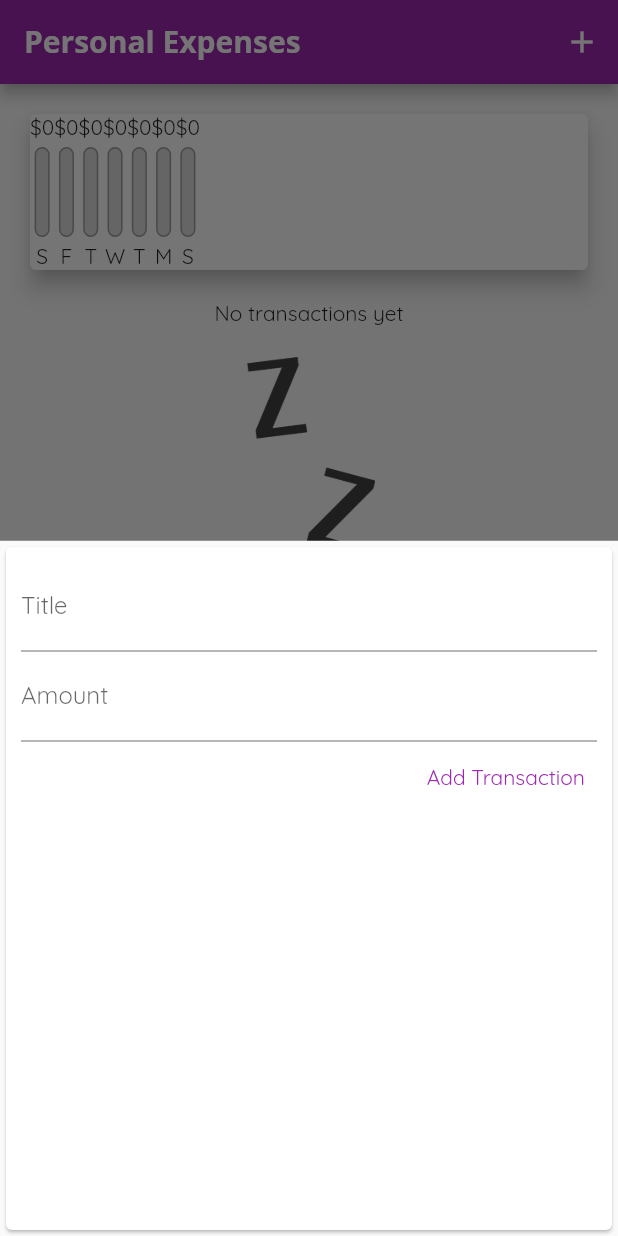
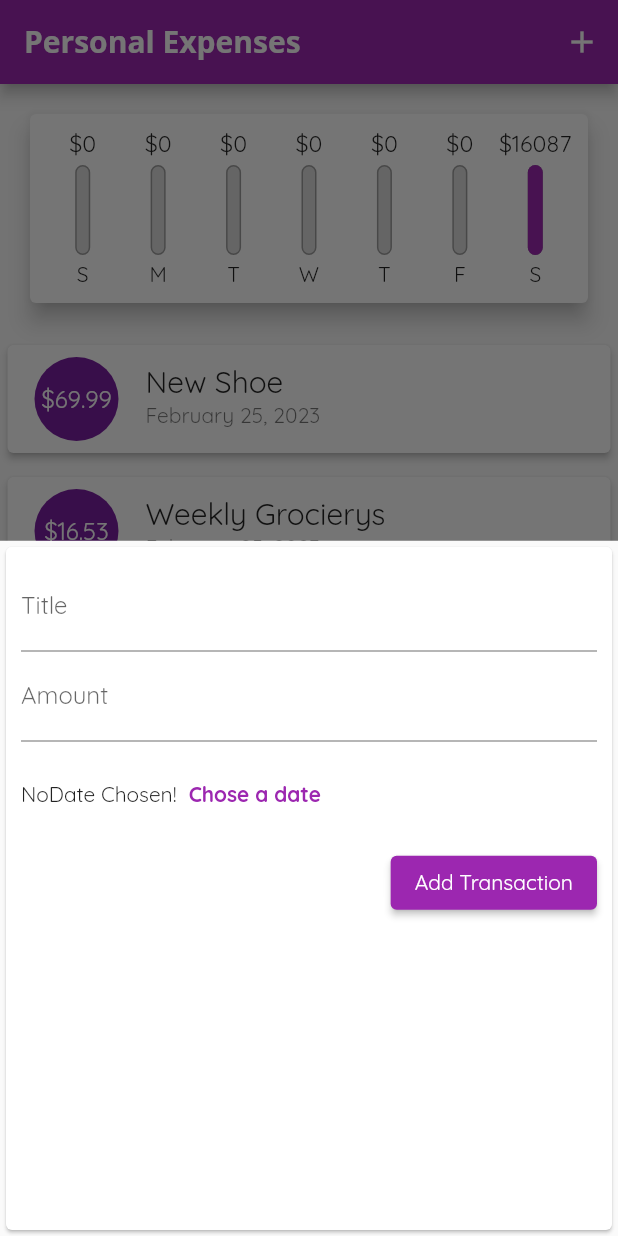
Before and after one commit to 5tigerjelly/learn_flutter_expense_app, a Flutter app: the screen it shows after launch, after a tap on the "add" icon, on a phone screen of 412 x 824 dp. Run offline on Flutter 3.47's test engine with Material 2 defaults, Android fonts, the phone set to English and light mode, and no system bars.

Commit message:
use list tile

```diff
--- a/lib/main.dart
+++ b/lib/main.dart
@@ -33,13 +33,18 @@ class MyHomePage extends StatefulWidget {
 
 class _MyHomePageState extends State<MyHomePage> {
   final List<Transaction> _userTransaction = [
-    // Transaction(
-    //     id: 't1', title: 'New Shoe', amount: 69.99, date: DateTime.now()),
-    // Transaction(
-    //     id: 't2',
-    //     title: 'Weekly Grocierys',
-    //     amount: 16.53,
-    //     date: DateTime.now())
+    Transaction(
+        id: 't1', title: 'New Shoe', amount: 69.99, date: DateTime.now()),
+    Transaction(
+        id: 't2',
+        title: 'Weekly Grocierys',
+        amount: 16.53,
+        date: DateTime.now()),
+    Transaction(
+        id: 't2',
+        title: 'Weekly Grocierys',
+        amount: 16000.53,
+        date: DateTime.now())
   ];
 
   List<Transaction> get _recentTransactions {
--- a/lib/widgets/chart.dart
+++ b/lib/widgets/chart.dart
@@ -27,7 +27,7 @@ class Chart extends StatelessWidget {
         'day': DateFormat.E().format(weekDay).substring(0, 1),
         'amount': totalSum,
       };
-    });
+    }).reversed.toList();
   }
 
   double get maxSpending {
@@ -41,17 +41,22 @@ class Chart extends StatelessWidget {
     return Card(
       elevation: 6,
       margin: EdgeInsets.all(20),
+      child: Padding(
+        padding: EdgeInsets.all(10),
         child: Row(
+            mainAxisAlignment: MainAxisAlignment.spaceAround,
             children: groupedTransactionValues.map((data) {
-        print((data['amount'] as double));
-        print(maxSpending);
-        return ChartBar(
+              return Flexible(
+                fit: FlexFit.tight,
+                child: ChartBar(
                     data['day'] as String,
                     data['amount'] as double,
                     maxSpending == 0.0
                         ? 0.0
-                : (data['amount'] as double) / maxSpending);
+                        : (data['amount'] as double) / maxSpending),
+              );
             }).toList()),
+      ),
     );
   }
 }
--- a/lib/widgets/chart_bar.dart
+++ b/lib/widgets/chart_bar.dart
@@ -14,7 +14,10 @@ class ChartBar extends StatelessWidget {
   Widget build(BuildContext context) {
     return Column(
       children: [
-        Text('\$${spendingAmount.toStringAsFixed(0)}'),
+        Container(
+            height: 20,
+            child: FittedBox(
+                child: Text('\$${spendingAmount.toStringAsFixed(0)}'))),
         SizedBox(height: 4),
         Container(
           height: 60,
--- a/lib/widgets/new_transaction.dart
+++ b/lib/widgets/new_transaction.dart
@@ -47,10 +47,25 @@ class _NewTransactionState extends State<NewTransaction> {
             keyboardType: TextInputType.number,
             onSubmitted: (_) => submitData(),
           ),
-          TextButton(
-              onPressed: submitData,
-              style: TextButton.styleFrom(foregroundColor: Colors.purple),
-              child: Text('Add Transaction')),
+          Container(
+            height: 70,
+            child: Row(
+              children: [
+                Text('NoDate Chosen!'),
+                TextButton(
+                  onPressed: () {},
+                  child: Text(
+                    'Chose a date',
+                    style: TextStyle(fontWeight: FontWeight.bold),
+                  ),
+                )
+              ],
+            ),
+          ),
+          ElevatedButton(
+            onPressed: submitData,
+            child: Text('Add Transaction'),
+          ),
         ]),
       ),
     );
--- a/lib/widgets/transaction_list.dart
+++ b/lib/widgets/transaction_list.dart
@@ -31,42 +31,25 @@ class TransactionList extends StatelessWidget {
             : ListView.builder(
                 itemBuilder: (ctx, i) {
                   return Card(
-                    child: Row(
-                      children: <Widget>[
-                        Container(
-                            padding: EdgeInsets.all(10),
-                            decoration: BoxDecoration(
-                                border: Border.all(
-                              color: Theme.of(context).primaryColor,
-                              width: 2,
-                            )),
-                            margin: EdgeInsets.symmetric(
-                              vertical: 10,
-                              horizontal: 50,
-                            ),
-                            child: Text(
-                              '\$${transactions[i].amount.toStringAsFixed(2)}',
-                              style: TextStyle(
-                                fontWeight: FontWeight.bold,
-                                fontSize: 20,
-                                color: Theme.of(context).primaryColor,
-                              ),
-                            )),
-                        Column(
-                          crossAxisAlignment: CrossAxisAlignment.start,
-                          children: <Widget>[
-                            Text(
-                              transactions[i].title,
-                              style: TextStyle(
-                                  fontSize: 18, fontWeight: FontWeight.bold),
-                            ),
-                            Text(
-                              DateFormat.yMMMMd().format(transactions[i].date),
-                              style: TextStyle(color: Colors.grey),
-                            )
-                          ],
-                        )
-                      ],
+                    elevation: 2,
+                    margin: EdgeInsets.symmetric(
+                      vertical: 8,
+                      horizontal: 5,
+                    ),
+                    child: ListTile(
+                      leading: CircleAvatar(
+                        radius: 30,
+                        child: Padding(
+                            padding: EdgeInsets.all(6),
+                            child: FittedBox(
+                                child: Text('\$${transactions[i].amount}'))),
+                      ),
+                      title: Text(
+                        transactions[i].title,
+                        style: Theme.of(context).textTheme.titleLarge,
+                      ),
+                      subtitle: Text(
+                          DateFormat.yMMMMd().format(transactions[i].date)),
                     ),
                   );
                 },
@@ -74,3 +57,43 @@ class TransactionList extends StatelessWidget {
               ));
   }
 }
+
+// return Card(
+//                     child: Row(
+//                       children: <Widget>[
+//                         Container(
+//                             padding: EdgeInsets.all(10),
+//                             decoration: BoxDecoration(
+//                                 border: Border.all(
+//                               color: Theme.of(context).primaryColor,
+//                               width: 2,
+//                             )),
+//                             margin: EdgeInsets.symmetric(
+//                               vertical: 10,
+//                               horizontal: 50,
+//                             ),
+//                             child: Text(
+//                               '\$${transactions[i].amount.toStringAsFixed(2)}',
+//                               style: TextStyle(
+//                                 fontWeight: FontWeight.bold,
+//                                 fontSize: 20,
+//                                 color: Theme.of(context).primaryColor,
+//                               ),
+//                             )),
+//                         Column(
+//                           crossAxisAlignment: CrossAxisAlignment.start,
+//                           children: <Widget>[
+//                             Text(
+//                               transactions[i].title,
+//                               style: TextStyle(
+//                                   fontSize: 18, fontWeight: FontWeight.bold),
+//                             ),
+//                             Text(
+//                               DateFormat.yMMMMd().format(transactions[i].date),
+//                               style: TextStyle(color: Colors.grey),
+//                             )
+//                           ],
+//                         )
+//                       ],
+//                     ),
+//                   );
```
Lines whose indentation alone changed are shown as unchanged.
